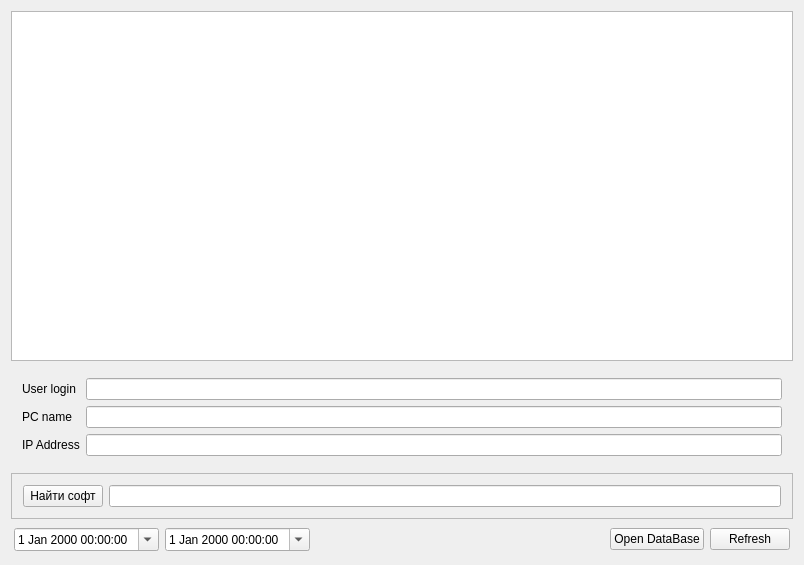
This is auditview-Qt/mainwindow.ui in alexey-chaichuk/AuditServer as Qt 5 draws it before an edit. The edited form follows.
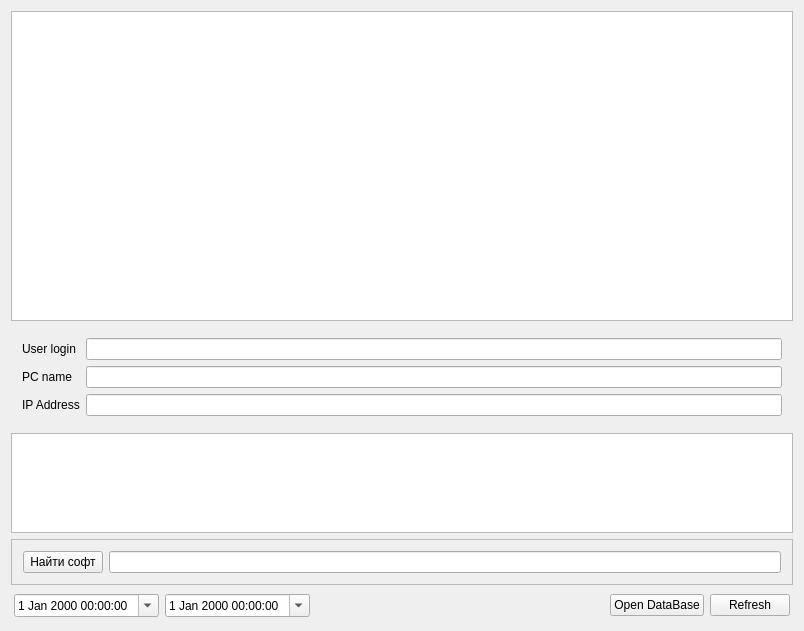
This is the edited form.

Commit message: QT GUI modified. Added rdesktop support

```diff
--- a/auditview-Qt/mainwindow.ui
+++ b/auditview-Qt/mainwindow.ui
@@ -7,7 +7,7 @@
     <x>0</x>
     <y>0</y>
     <width>804</width>
-    <height>565</height>
+    <height>631</height>
    </rect>
   </property>
   <property name="windowTitle">
@@ -73,6 +73,19 @@
       </layout>
      </widget>
     </item>
+    <item>
+     <widget class="QPlainTextEdit" name="outText">
+      <property name="maximumSize">
+       <size>
+        <width>16777215</width>
+        <height>100</height>
+       </size>
+      </property>
+      <property name="readOnly">
+       <bool>true</bool>
+      </property>
+     </widget>
+    </item>
     <item>
      <widget class="QFrame" name="frame_3">
       <property name="frameShape">
```
The commit also changes 1 other file.
